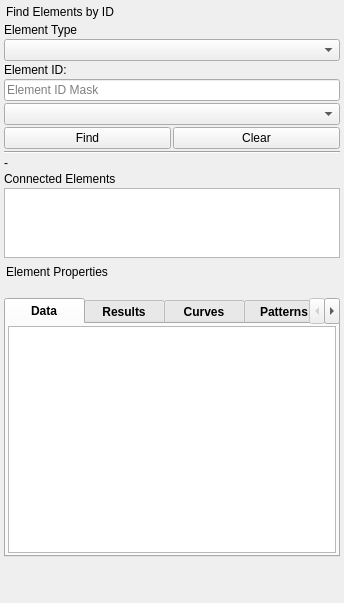
Before: the Qt Designer form ui/qgisred_unified_find_properties.ui in Ingeniousware/QGISRed-BID, drawn with Qt 5.
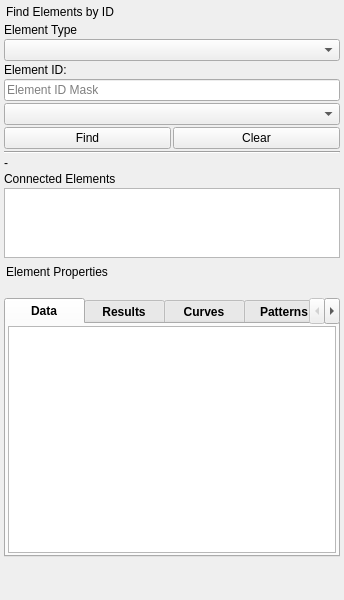
After: the same form once the commit is applied.

Commit message: working version with floating bug

```diff
--- a/ui/qgisred_unified_find_properties.ui
+++ b/ui/qgisred_unified_find_properties.ui
@@ -7,7 +7,7 @@
     <x>0</x>
     <y>0</y>
     <width>344</width>
-    <height>603</height>
+    <height>600</height>
    </rect>
   </property>
   <property name="sizePolicy">
@@ -16,6 +16,12 @@
     <verstretch>0</verstretch>
    </sizepolicy>
   </property>
+  <property name="minimumSize">
+   <size>
+    <width>166</width>
+    <height>600</height>
+   </size>
+  </property>
   <property name="styleSheet">
    <string notr="true">
 QDockWidget::title {
```
The commit also changes 2 other files.
